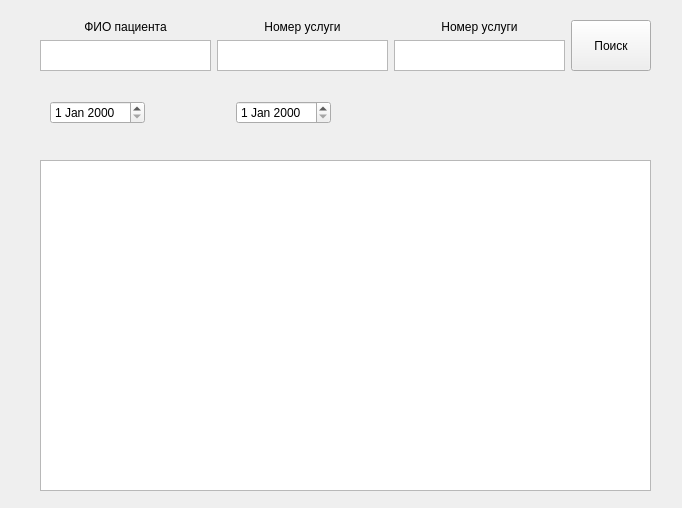
Above: querytableform.ui from neodiz/dcmviewer before the change. Below: the same form after it.
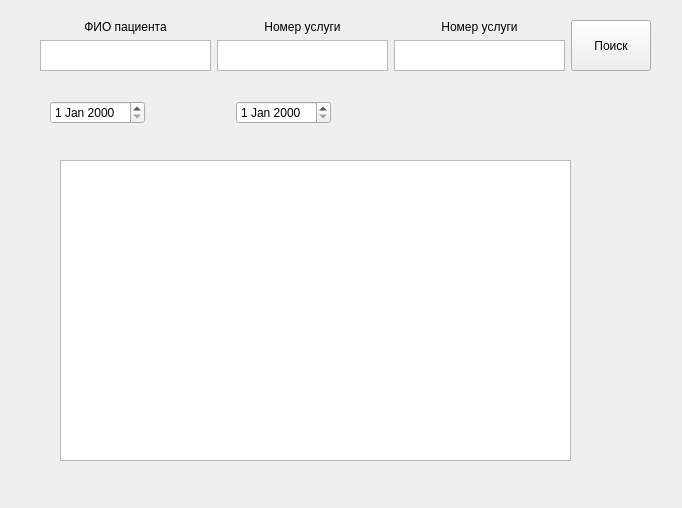
That is the form after the change.

Commit message: Изменения дома.

```diff
--- a/querytableform.ui
+++ b/querytableform.ui
@@ -13,13 +13,13 @@
   <property name="windowTitle">
    <string>Form</string>
   </property>
-  <widget class="QTableWidget" name="tableWidget">
+  <widget class="QTableView" name="tableView">
    <property name="geometry">
     <rect>
-     <x>40</x>
+     <x>60</x>
      <y>160</y>
-     <width>611</width>
-     <height>331</height>
+     <width>511</width>
+     <height>301</height>
     </rect>
    </property>
   </widget>
```
Left out of the diff: 2 changed lines with no effect on the pictures.
